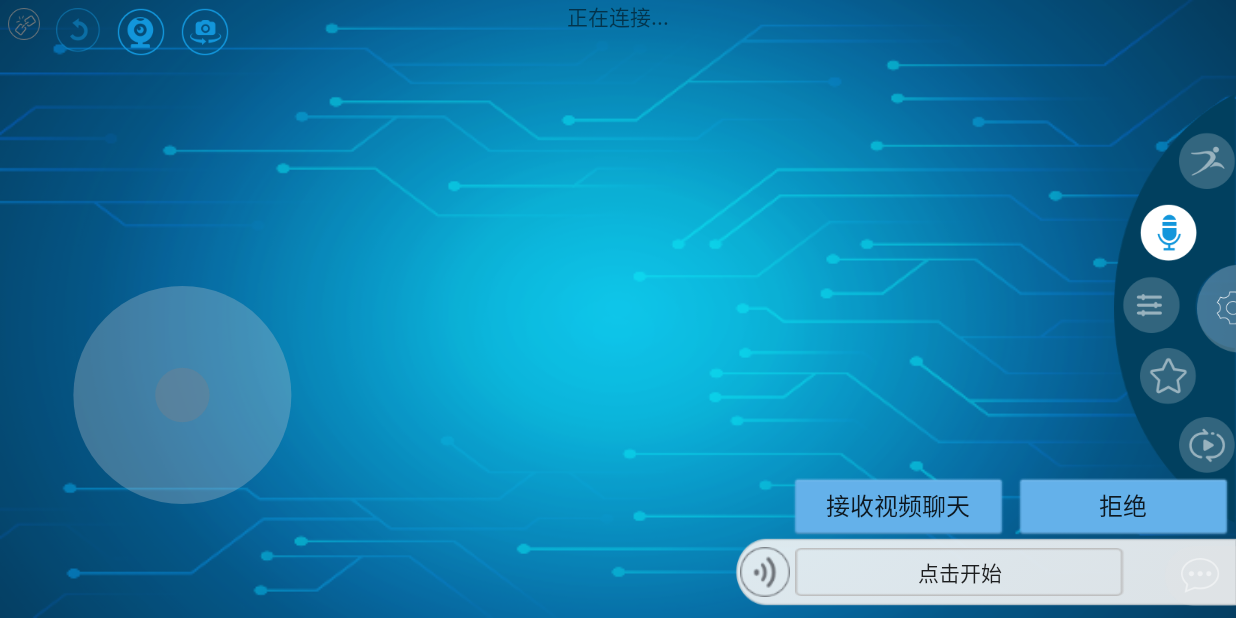
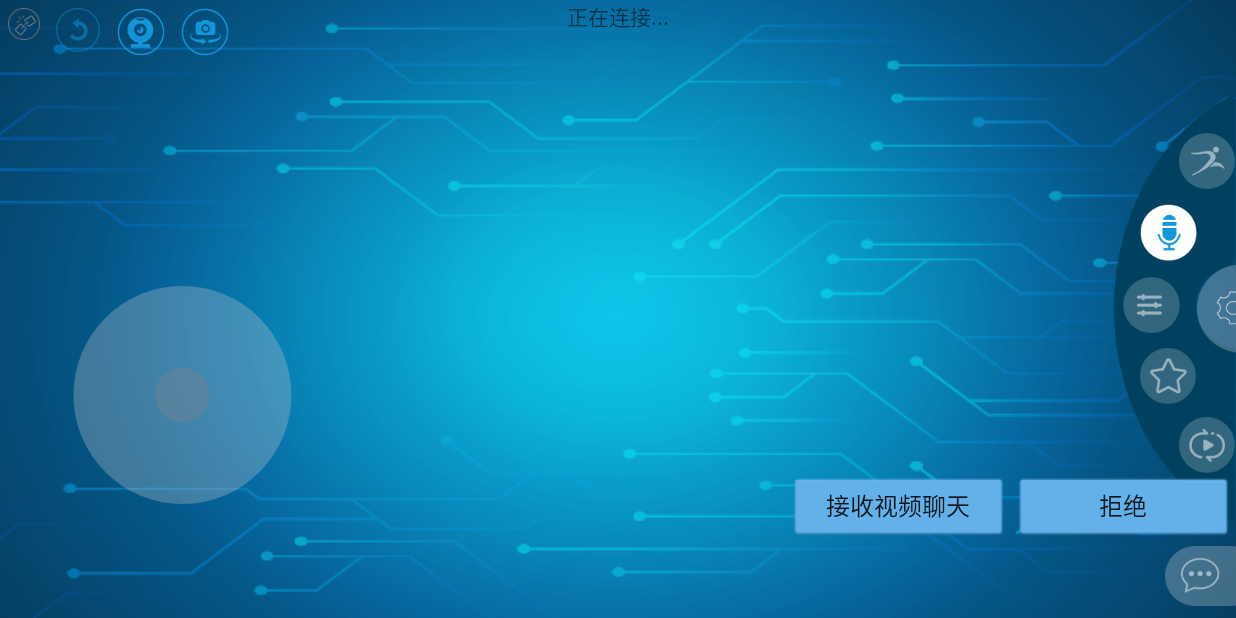
Before and after one commit to HaiFengZhiNeng/windoxff-control-, an Android app: the ControlView screen opened directly, with no data from a screen before it, on a phone screen of 824 x 412 dp (held sideways). Run offline under Robolectric (Android 15) with nearby library versions, the phone set to English and light mode, and no system bars; libraries missing offline, so code that uses them is left out: com.iflytek.aiui, com.iflytek.cloud, com.ren001.control; plain views replace ECOpenGlView; 30 statements that could not run were skipped.

Commit message:
修改界面

```diff
--- a/client-speech/src/main/res/layout/activity_control.xml
+++ b/client-speech/src/main/res/layout/activity_control.xml
@@ -276,7 +276,7 @@
             android:gravity="center_vertical"
             android:orientation="horizontal"
             android:padding="3dp"
-            android:visibility="visible">
+            android:visibility="gone">
 
             <ImageView
                 android:id="@+id/change_text_voice"
@@ -294,7 +294,7 @@
                 android:background="@mipmap/ic_voice_bg"
                 android:gravity="center"
                 android:text="点击开始"
-                android:visibility="visible" />
+                android:visibility="gone" />
 
             <LinearLayout
                 android:id="@+id/edit_text_layout"
@@ -303,7 +303,7 @@
                 android:layout_toRightOf="@+id/change_text_voice"
                 android:gravity="center"
                 android:orientation="horizontal"
-                android:visibility="gone">
+                android:visibility="visible">
 
                 <EditText
                     android:id="@+id/edit_text"
```
